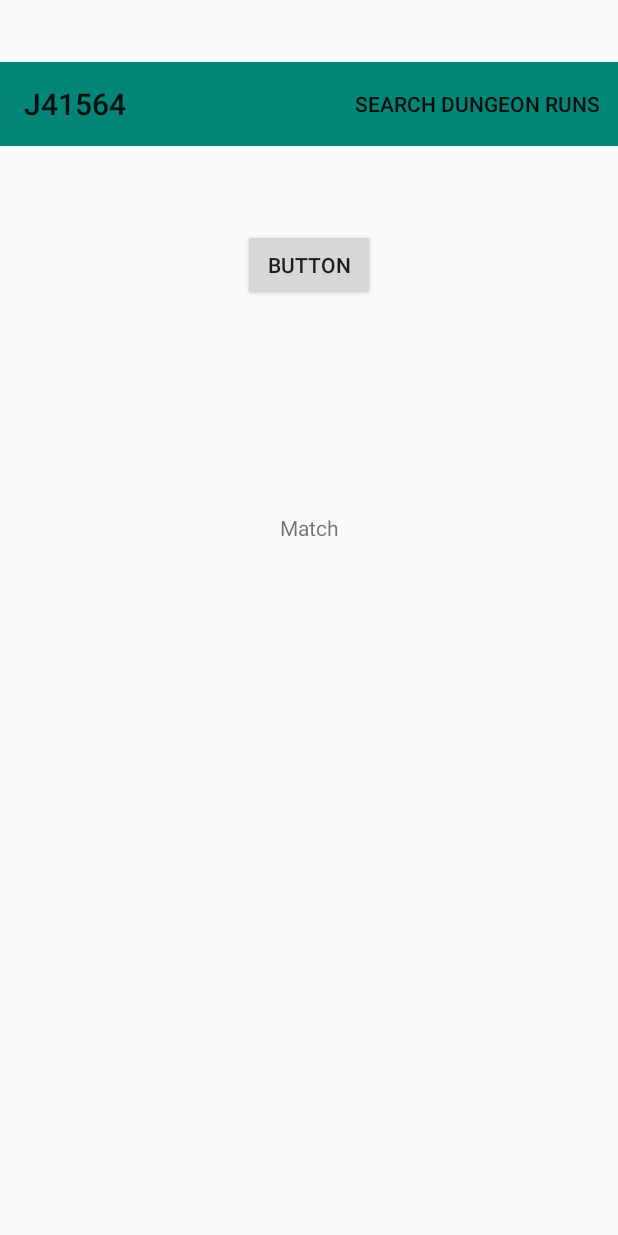
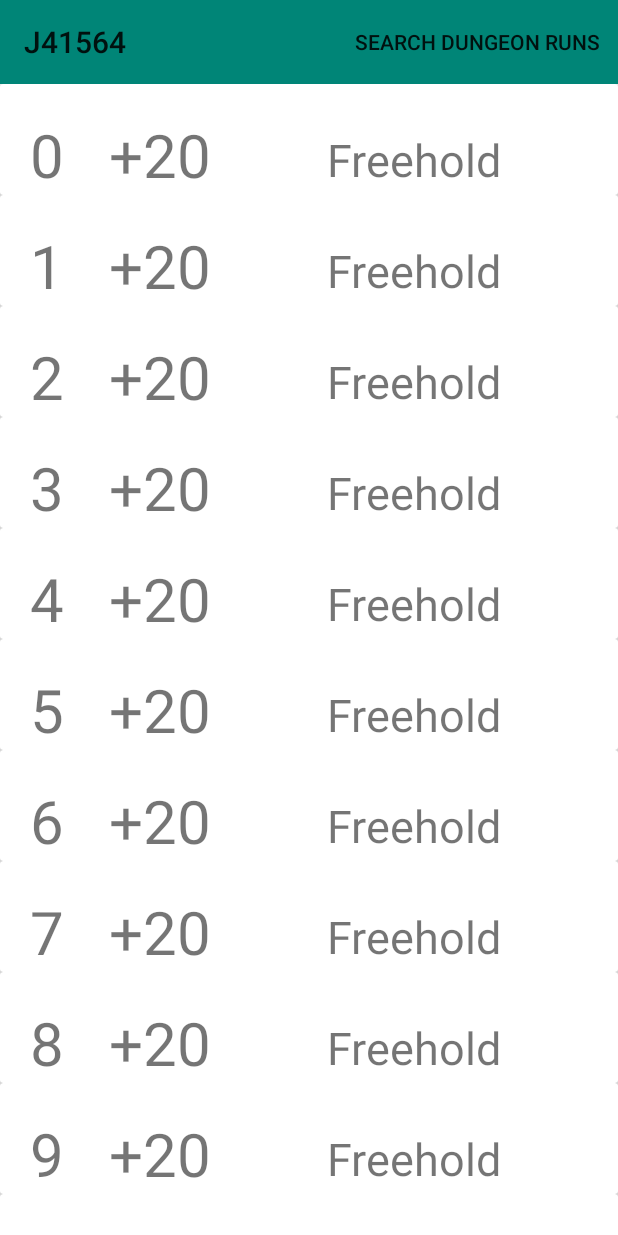
Before and after one commit to Tsorensen91/WowDungeonLadder, an Android app: the screen it shows after launch (MainActivity), on a phone screen of 412 x 824 dp. Run offline under Robolectric (Android 15) with nearby library versions, the phone set to English and light mode, and no system bars.

Commit message:
implemented recyclerview

```diff
--- a/app/build.gradle
+++ b/app/build.gradle
@@ -27,6 +27,8 @@ dependencies {
     implementation"org.jetbrains.kotlin:kotlin-stdlib-jdk7:$kotlin_version"
     implementation 'com.android.support:appcompat-v7:28.0.0'
     implementation 'com.android.support.constraint:constraint-layout:1.1.3'
+    implementation 'com.android.support:recyclerview-v7:28.0.0'
+    implementation 'com.android.support:cardview-v7:28.0.0'
     testImplementation 'junit:junit:4.12'
     androidTestImplementation 'com.android.support.test:runner:1.0.2'
     androidTestImplementation 'com.android.support.test.espresso:espresso-core:3.0.2'
--- a/app/src/main/java/com/co5225/j41564/MainActivity.kt
+++ b/app/src/main/java/com/co5225/j41564/MainActivity.kt
@@ -2,9 +2,12 @@ package com.co5225.j41564
 
 import android.support.v7.app.AppCompatActivity
 import android.os.Bundle
+import android.support.v7.widget.LinearLayoutManager
+import android.support.v7.widget.RecyclerView
 import android.view.Menu
 import android.view.View
 import kotlinx.android.synthetic.main.activity_main.*
+import kotlinx.android.synthetic.main.card_layout.*
 import org.json.JSONObject
 import java.io.IOException
 import java.net.HttpURLConnection
@@ -13,10 +16,17 @@ import java.util.*
 
 class MainActivity : AppCompatActivity() {
 
+    private lateinit var layoutManager: RecyclerView.LayoutManager
+    private lateinit var adapter: RecyclerAdapter
+
     override fun onCreate(savedInstanceState: Bundle?) {
         super.onCreate(savedInstanceState)
         setContentView(R.layout.activity_main)
         setSupportActionBar(toolbar)
+        layoutManager = LinearLayoutManager(this)
+        rvDungeonRunList.layoutManager = layoutManager
+        adapter = RecyclerAdapter()
+        rvDungeonRunList.adapter = adapter
     }
 
     override fun onCreateOptionsMenu(menu: Menu?): Boolean {
@@ -76,7 +86,7 @@ class MainActivity : AppCompatActivity() {
 
     private fun updateTextView(text: String) {
         runOnUiThread{
-            textView.text = text
+            tvDifficulty.text = text
         }
     }
 }
--- /dev/null
+++ b/app/src/main/java/com/co5225/j41564/RecyclerAdapter.kt
@@ -0,0 +1,36 @@
+package com.co5225.j41564
+
+import android.support.v7.widget.RecyclerView
+import android.view.LayoutInflater
+import android.view.View
+import android.view.ViewGroup
+import kotlinx.android.synthetic.main.card_layout.view.*
+
+class RecyclerAdapter  : RecyclerView.Adapter<RecyclerAdapter.ViewHolder> (){
+
+    var list = mutableListOf<DungeonRun>()
+
+    init {
+
+    }
+
+    override fun onCreateViewHolder(viewGroup: ViewGroup, viewType: Int): ViewHolder {
+        val view = LayoutInflater.from(viewGroup.context).inflate(R.layout.card_layout, viewGroup, false)
+        return ViewHolder(view)
+    }
+
+    override fun getItemCount(): Int {
+        return 125
+    }
+
+    override fun onBindViewHolder(viewHolder: ViewHolder, position: Int) {
+        viewHolder.itemView.tvDifficulty.text = "+20"
+        viewHolder.itemView.tvDungeonName.text = "Freehold"
+        viewHolder.itemView.tvRank.text = position.toString()
+    }
+
+
+    inner class ViewHolder(itemView : View) : RecyclerView.ViewHolder(itemView) {
+
+    }
+}
--- a/app/src/main/res/layout/activity_main.xml
+++ b/app/src/main/res/layout/activity_main.xml
@@ -6,24 +6,7 @@
         android:layout_width="match_parent"
         android:layout_height="match_parent"
         tools:context=".MainActivity">
-    <Button
-            android:text="Button"
-            android:layout_width="wrap_content"
-            android:layout_height="wrap_content"
-            android:id="@+id/button"
-            android:onClick="getQuote"
-            app:layout_constraintTop_toBottomOf="@+id/toolbar" android:layout_marginBottom="100dp"
-            app:layout_constraintEnd_toEndOf="parent" app:layout_constraintBottom_toTopOf="@+id/textView"
-            app:layout_constraintStart_toStartOf="parent"/>
-    <TextView
-            android:text="Match"
-            android:layout_width="250dp"
-            android:layout_height="wrap_content"
-            android:id="@+id/textView"
-            android:textAlignment="center"
-            app:layout_constraintTop_toBottomOf="@+id/button" android:layout_marginBottom="421dp"
-            app:layout_constraintEnd_toEndOf="parent" app:layout_constraintStart_toStartOf="parent"
-            app:layout_constraintBottom_toBottomOf="parent"/>
+
     <android.support.v7.widget.Toolbar
             android:layout_width="match_parent"
             android:layout_height="?attr/actionBarSize"
@@ -31,7 +14,20 @@
             android:theme="?attr/actionBarTheme"
             android:minHeight="?attr/actionBarSize"
             android:id="@+id/toolbar"
-            android:layout_marginBottom="14dp" app:layout_constraintEnd_toEndOf="parent"
-            app:layout_constraintBottom_toTopOf="@+id/button" app:layout_constraintTop_toTopOf="parent"
-            app:layout_constraintStart_toStartOf="parent"/>
+            android:layout_marginBottom="14dp"
+            app:layout_constraintEnd_toEndOf="parent"
+            app:layout_constraintTop_toTopOf="parent"
+            app:layout_constraintStart_toStartOf="parent"
+    />
+
+    <android.support.v7.widget.RecyclerView
+            android:id="@+id/rvDungeonRunList"
+            android:layout_width="0dp"
+            android:layout_height="0dp"
+            app:layout_constraintBottom_toBottomOf="parent"
+            app:layout_constraintEnd_toEndOf="parent"
+            app:layout_constraintStart_toStartOf="parent"
+            app:layout_constraintTop_toBottomOf="@id/toolbar"
+            tools:listitem="@layout/card_layout"
+    />
 </android.support.constraint.ConstraintLayout>
--- /dev/null
+++ b/app/src/main/res/layout/card_layout.xml
@@ -0,0 +1,55 @@
+<?xml version="1.0" encoding="utf-8"?>
+<android.support.v7.widget.CardView xmlns:android="http://schemas.android.com/apk/res/android"
+                                    xmlns:tools="http://schemas.android.com/tools" android:layout_width="match_parent"
+                                    android:layout_height="wrap_content"
+                                    xmlns:app="http://schemas.android.com/apk/res-auto">
+
+
+    <android.support.constraint.ConstraintLayout
+            android:layout_width="match_parent"
+            android:layout_height="match_parent">
+
+
+        <TextView
+                android:id="@+id/tvDifficulty"
+                android:layout_width="wrap_content"
+                android:layout_height="wrap_content"
+                android:layout_marginTop="20dp"
+                android:layout_marginLeft="10dp"
+                android:layout_marginRight="10dp"
+                app:layout_constraintTop_toTopOf="parent"
+                app:layout_constraintStart_toEndOf="@id/tvRank"
+                app:layout_constraintEnd_toStartOf="@id/tvDifficulty"
+                android:text="+20"
+                android:textSize="40sp"
+                />
+
+        <TextView
+                android:id="@+id/tvDungeonName"
+                android:layout_width="wrap_content"
+                android:layout_height="wrap_content"
+                android:layout_marginTop="30dp"
+                app:layout_constraintTop_toTopOf="parent"
+                app:layout_constraintStart_toEndOf="@id/tvDifficulty"
+                app:layout_constraintEnd_toEndOf="parent"
+                tools:text="Freehold"
+                android:textSize="30sp"
+                />
+        <TextView
+                android:id="@+id/tvRank"
+                android:layout_width="wrap_content"
+                android:layout_height="wrap_content"
+                android:layout_marginTop="20dp"
+                android:layout_marginLeft="20dp"
+                android:layout_marginRight="20dp"
+                android:layout_marginStart="20dp"
+                android:layout_marginEnd="20dp"
+                app:layout_constraintTop_toTopOf="parent"
+                app:layout_constraintStart_toStartOf="parent"
+                app:layout_constraintEnd_toStartOf="@id/tvDifficulty"
+                android:text="1"
+                android:textSize="40sp"
+
+        />
+    </android.support.constraint.ConstraintLayout>
+</android.support.v7.widget.CardView>
```
